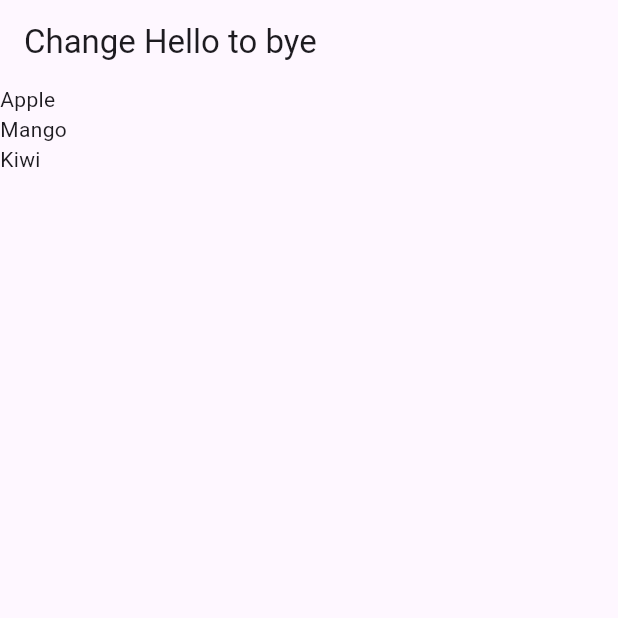
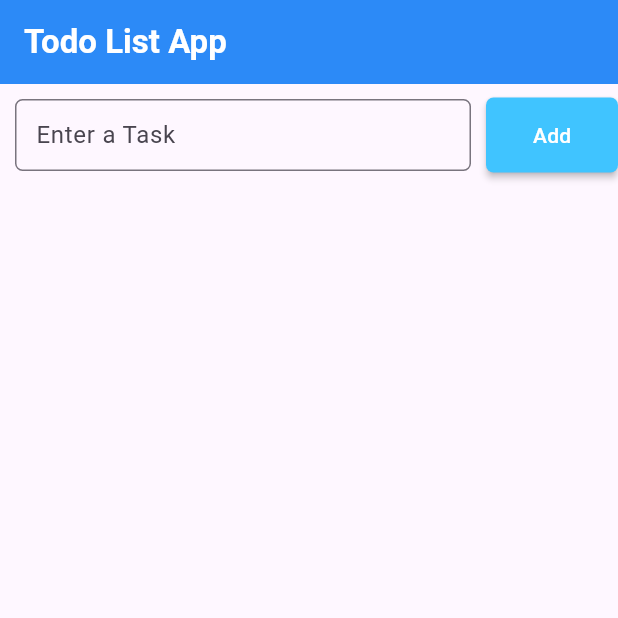
Before and after one commit to Threshik/Flutter_Practice, a Flutter app: the screen it shows after launch, on a phone screen of 412 x 824 dp, the top half of it. Run offline on Flutter 3.47's test engine with Material 3 defaults, Android fonts, the phone set to English and light mode, and no system bars.

Commit message:
Todo App

```diff
--- a/lib/main.dart
+++ b/lib/main.dart
@@ -1,33 +1,100 @@
 import 'package:flutter/material.dart';
 
-void main(){
-runApp(secondApp());
+void main() {
+  runApp(MainApp());
 }
 
-
-class secondApp extends StatefulWidget{
+class MainApp extends StatefulWidget {
   @override
   State<StatefulWidget> createState() {
-    return secondAppState();
+    return MainAppState();
   }
 }
 
-class secondAppState extends State<secondApp>{
-   List<String> fruits = ["Apple","Mango","Kiwi"];
+class MainAppState extends State<MainApp> {
+  String displayData = "No data found";
+  TextEditingController textEditingController = TextEditingController();
+  List<String> taskList = [];
+
   @override
   Widget build(BuildContext context) {
     return MaterialApp(
       home: Scaffold(
         appBar: AppBar(
-          title: Text("Change Hello to bye"),
-          centerTitle: false,
+          title: Text(
+            "Todo List App",
+            style: TextStyle(color: Colors.white, fontWeight: FontWeight.bold),
+          ),
+          backgroundColor: const Color.fromARGB(255, 44, 138, 247),
         ),
-        body: ListView.builder(
-          itemCount: fruits.length,
-          itemBuilder: (context,index){
-            return Text(fruits[index]);
-          }
-        )
+        body: Column(
+          children: [
+            Row(
+              children: [
+                //expaned for row
+                Expanded(
+                  child: Container(
+                    padding: EdgeInsets.all(10),
+                    child: TextField(
+                      controller: textEditingController,
+                      decoration: InputDecoration(
+                        contentPadding: EdgeInsets.all(10),
+                        border: OutlineInputBorder(
+                          borderRadius: BorderRadius.circular(5),
+                        ),
+                        label: Text("Enter a Task"),
+                        hintStyle: TextStyle(fontSize: 16),
+                      ),
+                    ),
+                  ),
+                ),
+                MaterialButton(
+                  color: Colors.lightBlueAccent,
+                  padding: EdgeInsets.all(10),
+                  height: 50,
+                  shape: RoundedRectangleBorder(
+                    borderRadius: BorderRadiusGeometry.circular(5),
+                  ),
+                  onPressed: () {
+                    setState(() {
+                      taskList.add(textEditingController.text);
+                      textEditingController.clear();
+                    });
+                  },
+                  child: Text("Add", style: TextStyle(color: Colors.white)),
+                ),
+              ],
+            ),
+
+            //flexible for column
+            Flexible(
+              child: ListView.builder(
+                itemCount: taskList.length,
+                itemBuilder: (context, index) {
+                   return Row(
+                    children: [
+                      Expanded(
+                        child: Container(
+                          padding: EdgeInsets.all(10),
+                          child: Text(taskList[index]),
+                        ),
+                      ),
+                      MaterialButton(
+                        child: Icon(Icons.delete, color: Colors.red),
+
+                        onPressed: () {
+                          setState(() {
+                            taskList.removeAt(index);
+                          });
+                        },
+                      ),
+                    ],
+                  );
+                },
+              ),
+            ),
+          ],
+        ),
       ),
     );
   }
```
